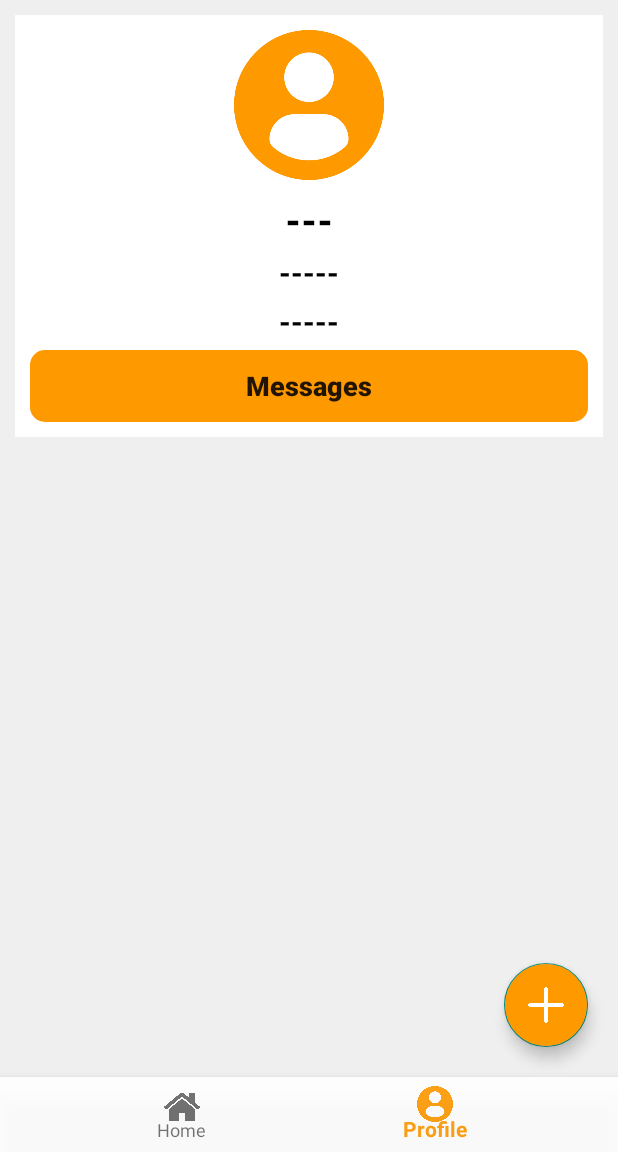
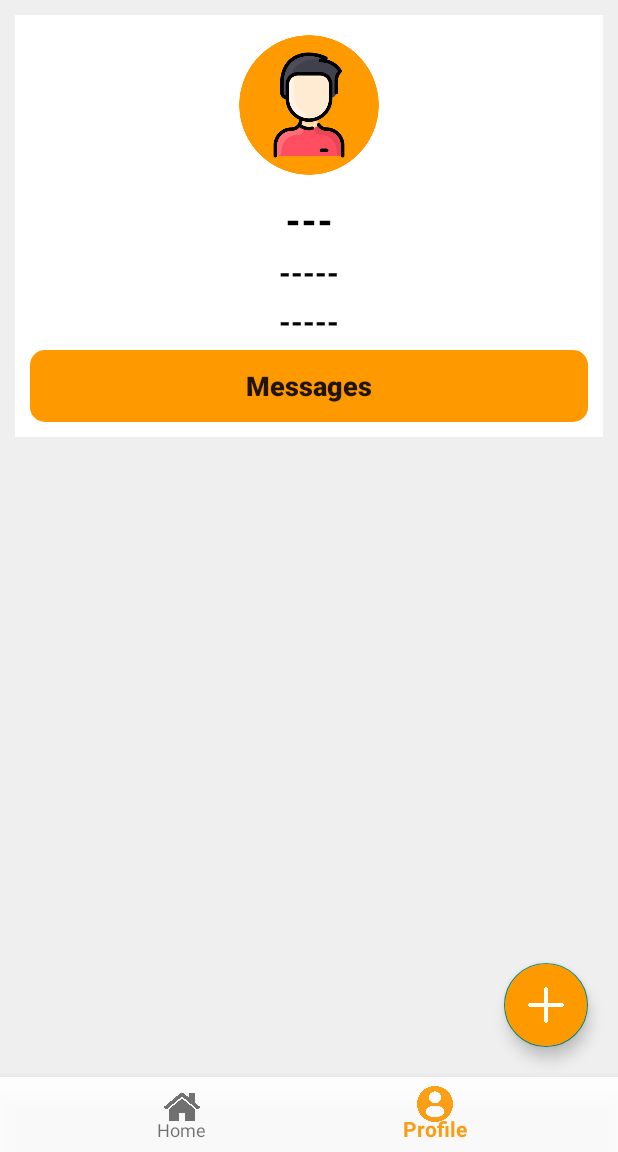
Before and after one commit to rrmchathura/Bawwa, an Android app: the HomeFragment screen opened directly, with no data from a screen before it, item 2 of the bottom bar chosen, on a phone screen of 412 x 824 dp, the part 84-1236 px from its top. Run offline under Robolectric (Android 15) with nearby library versions, the phone set to English and light mode, and no system bars; our stand-ins replace Firebase (no records; nobody signed in at launch, a user with empty details on screens opened directly), Picasso.

Commit message:
all_done

```diff
--- a/app/src/main/res/layout/fragment_profile.xml
+++ b/app/src/main/res/layout/fragment_profile.xml
@@ -33,8 +33,7 @@
                     android:id="@+id/imageView4"
                     android:layout_width="match_parent"
                     android:layout_height="100dp"
-                    android:src="@drawable/profile_icon"
-                    app:tint="@color/colorPrimary" />
+                    android:src="@drawable/profiles"/>
 
 
                 <TextView
--- a/app/src/main/res/layout/row_post.xml
+++ b/app/src/main/res/layout/row_post.xml
@@ -25,7 +25,7 @@
                 android:id="@+id/imageView4"
                 android:layout_width="50dp"
                 android:layout_height="50dp"
-                app:srcCompat="@drawable/profile_icon" />
+                app:srcCompat="@drawable/ups" />
 
             <LinearLayout
                 android:layout_width="match_parent"
--- a/app/src/main/res/layout/row_user.xml
+++ b/app/src/main/res/layout/row_user.xml
@@ -20,7 +20,7 @@
             android:id="@+id/imageView3"
             android:layout_width="50dp"
             android:layout_height="50dp"
-            app:srcCompat="@drawable/profile_icon" />
+            app:srcCompat="@drawable/ups" />
 
         <TextView
             android:id="@+id/row_user_username"
--- a/app/src/main/res/values-night/themes.xml
+++ b/app/src/main/res/values-night/themes.xml
@@ -1,6 +1,6 @@
 <resources xmlns:tools="http://schemas.android.com/tools">
     <!-- Base application theme. -->
-    <style name="Theme.Bauwa" parent="Theme.MaterialComponents.DayNight.DarkActionBar">
+    <style name="Theme.Bauwa" parent="Theme.MaterialComponents.DayNight.NoActionBar">
         <!-- Primary brand color. -->
         <item name="colorPrimary">@color/purple_200</item>
         <item name="colorPrimaryVariant">@color/purple_700</item>
```
Also changed, not shown: app/src/main/res/drawable/man.png (added), app/src/main/res/drawable/profiles.png (added), app/src/main/res/drawable/ups.png (added).
